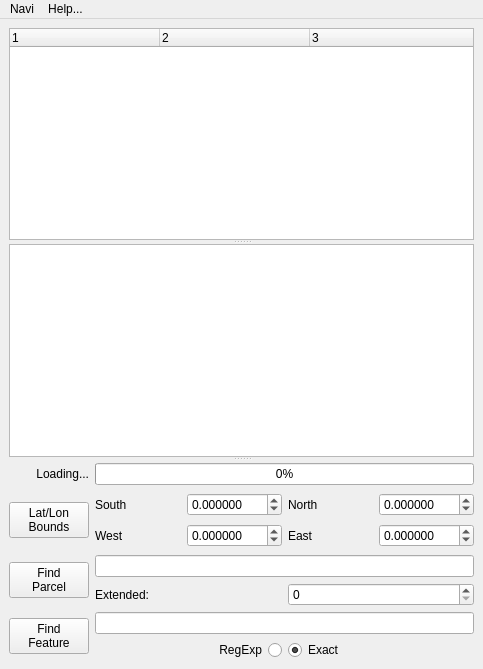
Above: ui/asroute.ui from berndhs/navi before the change. Below: the same form after it.
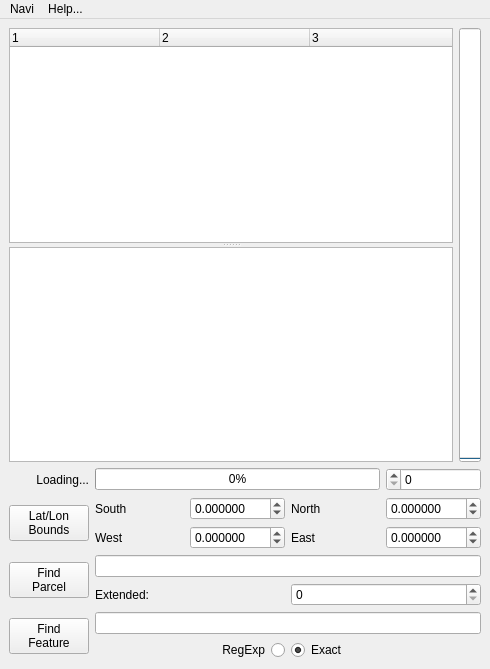
That is the form after the change. Icons and pictures are not drawn.

```diff
--- a/ui/asroute.ui
+++ b/ui/asroute.ui
@@ -6,7 +6,7 @@
    <rect>
     <x>0</x>
     <y>0</y>
-    <width>483</width>
+    <width>490</width>
     <height>669</height>
    </rect>
   </property>
@@ -51,9 +51,30 @@
        </column>
       </widget>
       <widget class="QTextBrowser" name="logDisplay"/>
-      <widget class="QWidget" name="">
+     </widget>
+    </item>
+    <item row="0" column="1">
+     <widget class="QProgressBar" name="queryCount">
+      <property name="maximum">
+       <number>1</number>
+      </property>
+      <property name="value">
+       <number>0</number>
+      </property>
+      <property name="orientation">
+       <enum>Qt::Vertical</enum>
+      </property>
+      <property name="textDirection">
+       <enum>QProgressBar::BottomToTop</enum>
+      </property>
+      <property name="format">
+       <string notr="true">%v</string>
+      </property>
+     </widget>
+    </item>
+    <item row="1" column="0" colspan="2">
        <layout class="QGridLayout" name="ko">
-        <item row="1" column="0" rowspan="2">
+      <item row="2" column="0" rowspan="2">
          <widget class="QPushButton" name="latlonButton">
           <property name="sizePolicy">
            <sizepolicy hsizetype="Fixed" vsizetype="Fixed">
@@ -67,14 +88,14 @@
           </property>
          </widget>
         </item>
-        <item row="1" column="1">
+      <item row="2" column="1">
          <widget class="QLabel" name="latLabel">
           <property name="text">
            <string>South</string>
           </property>
          </widget>
         </item>
-        <item row="1" column="2">
+      <item row="2" column="2">
          <widget class="QDoubleSpinBox" name="southValue">
           <property name="decimals">
            <number>6</number>
@@ -90,14 +111,14 @@
           </property>
          </widget>
         </item>
-        <item row="1" column="3">
+      <item row="2" column="3">
          <widget class="QLabel" name="latNorth">
           <property name="text">
            <string>North</string>
           </property>
          </widget>
         </item>
-        <item row="1" column="4">
+      <item row="2" column="4">
          <widget class="QDoubleSpinBox" name="northValue">
           <property name="decimals">
            <number>6</number>
@@ -113,14 +134,14 @@
           </property>
          </widget>
         </item>
-        <item row="2" column="1">
+      <item row="3" column="1">
          <widget class="QLabel" name="lonLabel">
           <property name="text">
            <string>West</string>
           </property>
          </widget>
         </item>
-        <item row="2" column="2">
+      <item row="3" column="2">
          <widget class="QDoubleSpinBox" name="westValue">
           <property name="decimals">
            <number>6</number>
@@ -136,14 +157,14 @@
           </property>
          </widget>
         </item>
-        <item row="2" column="3">
+      <item row="3" column="3">
          <widget class="QLabel" name="lonLabel_2">
           <property name="text">
            <string>East</string>
           </property>
          </widget>
         </item>
-        <item row="2" column="4">
+      <item row="3" column="4">
          <widget class="QDoubleSpinBox" name="eastValue">
           <property name="decimals">
            <number>6</number>
@@ -159,7 +180,7 @@
           </property>
          </widget>
         </item>
-        <item row="0" column="1" colspan="4">
+      <item row="0" column="1" colspan="3">
          <widget class="QProgressBar" name="loadBar">
           <property name="value">
            <number>0</number>
@@ -179,11 +200,19 @@
           </property>
          </widget>
         </item>
-       </layout>
-      </widget>
-     </widget>
+      <item row="0" column="4">
+       <widget class="QSpinBox" name="queryCountMax">
+        <property name="layoutDirection">
+         <enum>Qt::RightToLeft</enum>
+        </property>
+        <property name="maximum">
+         <number>1000000000</number>
+        </property>
+       </widget>
+      </item>
+     </layout>
     </item>
-    <item row="1" column="0">
+    <item row="2" column="0" colspan="2">
      <layout class="QGridLayout" name="gridLayout_2">
       <item row="0" column="0" rowspan="2">
        <widget class="QPushButton" name="parcelButton">
@@ -218,7 +247,7 @@
       </item>
      </layout>
     </item>
-    <item row="2" column="0">
+    <item row="3" column="0" colspan="2">
      <layout class="QGridLayout" name="gridLayout_3">
       <item row="0" column="0" rowspan="2">
        <widget class="QPushButton" name="featureButton">
@@ -276,7 +305,7 @@
     <rect>
      <x>0</x>
      <y>0</y>
-     <width>483</width>
+     <width>490</width>
      <height>25</height>
     </rect>
    </property>
```
Left out of the diff: 2 changed lines with no effect on the pictures. Lines whose indentation alone changed are shown as unchanged.
